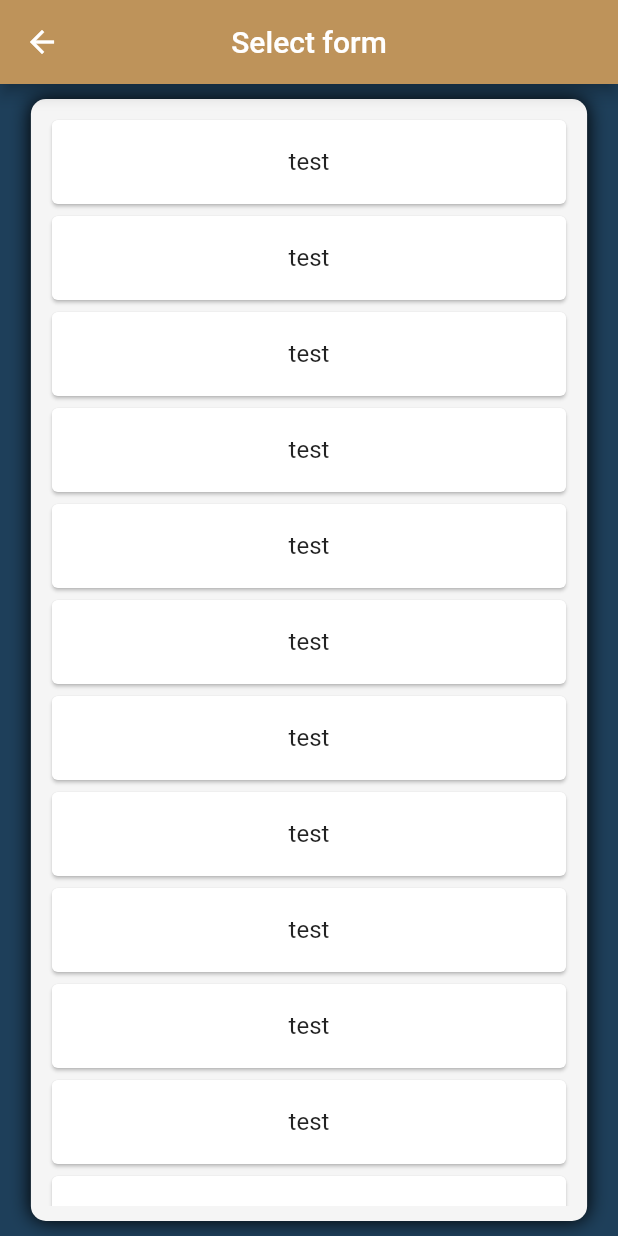
After one commit to Frodeluren/vesseldoc_app, a Flutter app: the DashboardScreen screen opened by its route, after a tap on "Fill out form", on a phone screen of 412 x 824 dp. The commit adds this screen. Run offline on Flutter 3.47's test engine with Material 2 defaults, Android fonts, the phone set to English and light mode, and no system bars; our stand-ins replace google_fonts, sticky_headers; missing offline and left inert: json_to_form.

Commit message:
made class form, tools, user,

```diff
--- a/lib/dashboard.dart
+++ b/lib/dashboard.dart
@@ -2,6 +2,7 @@ import 'package:flutter/material.dart';
 import 'package:vesseldoc_app/decortest.dart';
 import 'package:vesseldoc_app/form_creator.dart';
 import 'package:vesseldoc_app/form_fill.dart';
+import 'package:vesseldoc_app/form_list_screen.dart';
 import 'package:vesseldoc_app/login_screen.dart';
 
 class DashboardScreen extends StatefulWidget {
@@ -18,7 +19,11 @@ class _DashboardScreenState extends State<DashboardScreen> {
         backgroundColor: Color.fromARGB(255, 190, 147, 90),
         title: Text("Dashboard"),
         centerTitle: true,
-        actions: <Widget>[],
+        actions: <Widget>[
+          IconButton(icon: Icon(Icons.settings, color: Colors.white), onPressed: (){
+
+          },),
+        ],
       ),
       body: SingleChildScrollView(
         child: Container(
@@ -67,7 +72,7 @@ class _DashboardScreenState extends State<DashboardScreen> {
                         onTap: () => Navigator.push(
                             context,
                             MaterialPageRoute(
-                                builder: (_) => FormFillerScreen())),
+                                builder: (_) => FormListScreen())),
                         child: Column(
                           children: <Widget>[
                             Text("Fill out form",
--- /dev/null
+++ b/lib/form.dart
@@ -0,0 +1,11 @@
+import 'package:flutter/material.dart';
+
+class FormFill{
+  String title;
+  List<dynamic> listOfItems = new List<dynamic> ();
+
+  FormFill({
+   this.title,
+   this.listOfItems,
+  });
+}
--- /dev/null
+++ b/lib/form_list_screen.dart
@@ -0,0 +1,66 @@
+import 'package:flutter/material.dart';
+import 'package:vesseldoc_app/form_fill.dart';
+import 'package:vesseldoc_app/form_fill_2.dart';
+
+class FormListScreen extends StatefulWidget {
+  @override
+  _FormListScreenState createState() => _FormListScreenState();
+}
+
+class _FormListScreenState extends State<FormListScreen> {
+  @override
+  void initState() {
+    super.initState();
+  }
+
+  @override
+  Widget build(BuildContext context) {
+    return Scaffold(
+      backgroundColor: Color.fromARGB(255, 248, 248, 248),
+      appBar: AppBar(
+        backgroundColor: Color.fromARGB(255, 190, 147, 90),
+        title: Text("Select form"),
+        centerTitle: true,
+        actions: <Widget>[],
+      ),
+      body: Container(
+          color: Color.fromARGB(255, 30, 63, 90),
+          child: Center(
+              child: Container(
+                decoration: new BoxDecoration(
+                          boxShadow: [
+                            BoxShadow(
+                              color: Colors.black,
+                              blurRadius: 10.0,
+                            ),
+                          ],
+                          borderRadius:
+                              new BorderRadius.all(new Radius.circular(10.0)),
+                          color: Color.fromARGB(255, 245, 245, 245),
+                        ),
+                margin: EdgeInsets.only(top: 10, bottom: 10),
+                  padding: EdgeInsets.all(10),
+                  width: MediaQuery.of(context).size.width * 0.9,
+                  child: buildList()))),
+    );
+  }
+
+  Widget buildList() {
+    return Container(
+      child: ListView.builder(itemBuilder: (BuildContext context, int index) {
+        return GestureDetector(
+            onTap: () => Navigator.push(
+                context,
+                MaterialPageRoute(
+                    builder: (_) => FormFillerScreen(title: "test"))),
+            child: Card(
+              child: ListTile(
+                title: Center(
+                  child: Text("test"),
+                ),
+              ),
+            ));
+      }),
+    );
+  }
+}
--- a/lib/splash_screen.dart
+++ b/lib/splash_screen.dart
@@ -8,7 +8,7 @@ import './store_address_service.dart';
 // 0: No server
 // 1: Local server
 // 2: Remote server
-int serverMode = 0;
+int serverMode = 2;
 
 bool hasServer = false;
 StoreAddressService sas = new StoreAddressService();
--- /dev/null
+++ b/lib/tools.dart
@@ -0,0 +1,53 @@
+import 'dart:convert';
+import 'dart:io';
+import 'package:flutter/material.dart';
+import 'package:http/http.dart' as http;
+import 'package:vesseldoc_app/form.dart';
+import 'package:vesseldoc_app/user.dart';
+
+class Tools {
+  static final Tools _tools = Tools._internal();
+  static const String url = "http://192.168.1.101:8080";
+
+  factory Tools() {
+    return _tools;
+  }
+
+  Tools._internal();
+
+  //test
+  dynamic getJson() {
+    String json =
+        "{title: test, listOfItems: [Container(), Container(), Container()]}";
+    return json;
+  }
+
+  Future<bool> getJsonFromServer(User user) async {
+    final path = "/getJson";
+    final response = await http.get(
+      url + path,
+      headers: {HttpHeaders.authorizationHeader: "Bearer " + user.token},
+    );
+    if (response.statusCode == 200) {
+      final jsondata = json.decode(response.body);
+      for (var u in jsondata) {
+        FormFill form = FormFill(title: u["title"], listOfItems: u["listOfItems"]);
+      }
+    }
+  }
+
+  FormFill getJsonForm() {
+    var jsonStr = """
+  {
+  "title": "test1",
+  "listOfItems": [{"text": "test", "field": "Header"}, {"text": "test", "field": "Slider"}, {"text": "test", "field": "Slider"}]
+}
+""";
+
+    final jsonData = json.decode(jsonStr);
+      FormFill form = FormFill(title: jsonData["title"]);
+      form.listOfItems = new List<dynamic>();
+      form.listOfItems = jsonData["listOfItems"];
+      return form;
+  }
+}
```
Also changed, not shown: lib/form_creator.dart (+12 -5 lines), lib/form_fill.dart (+55 -21 lines), lib/form_fill_2.dart (added, +113 -0 lines), lib/user.dart (added, +11 -0 lines).
